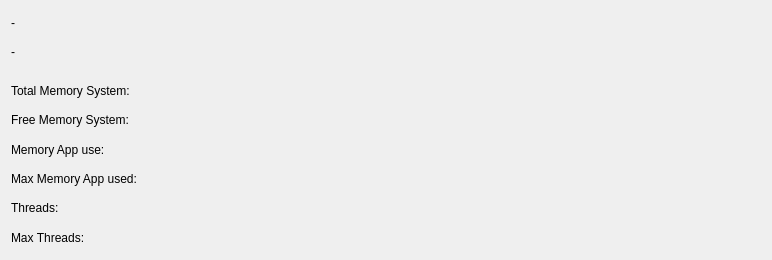
Above: src/player-common/debug_infos.ui from sagiadinos/garlic-player before the change. Below: the same form after it.
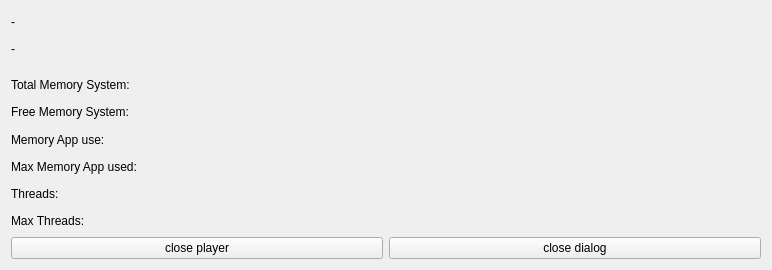
That is the form after the change.

Commit message: Implement touch handling for android player

```diff
--- a/src/player-common/debug_infos.ui
+++ b/src/player-common/debug_infos.ui
@@ -7,7 +7,7 @@
     <x>0</x>
     <y>0</y>
     <width>772</width>
-    <height>260</height>
+    <height>270</height>
    </rect>
   </property>
   <property name="windowTitle">
@@ -114,6 +114,24 @@
          </property>
         </widget>
        </item>
+       <item>
+        <layout class="QHBoxLayout" name="horizontalLayout">
+         <item>
+          <widget class="QPushButton" name="close_player">
+           <property name="text">
+            <string>close player</string>
+           </property>
+          </widget>
+         </item>
+         <item>
+          <widget class="QPushButton" name="close_dialog">
+           <property name="text">
+            <string>close dialog</string>
+           </property>
+          </widget>
+         </item>
+        </layout>
+       </item>
       </layout>
      </item>
     </layout>
```
The commit also changes 10 other files.
